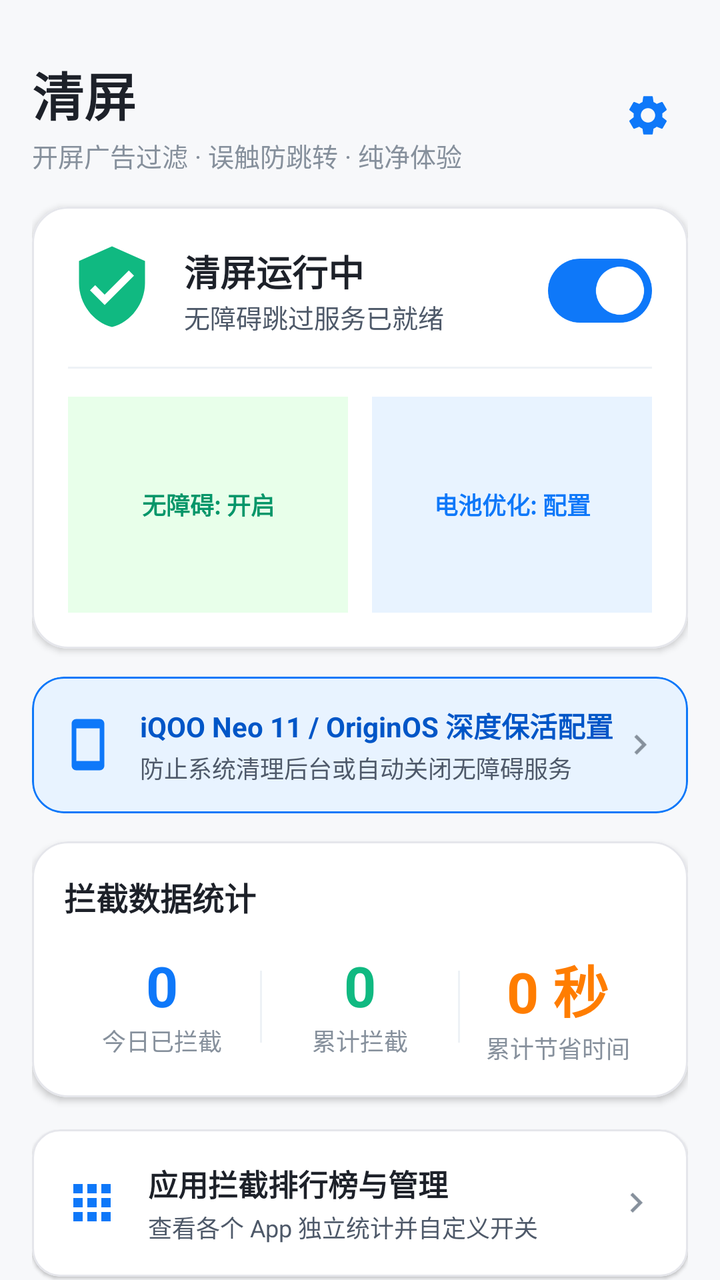
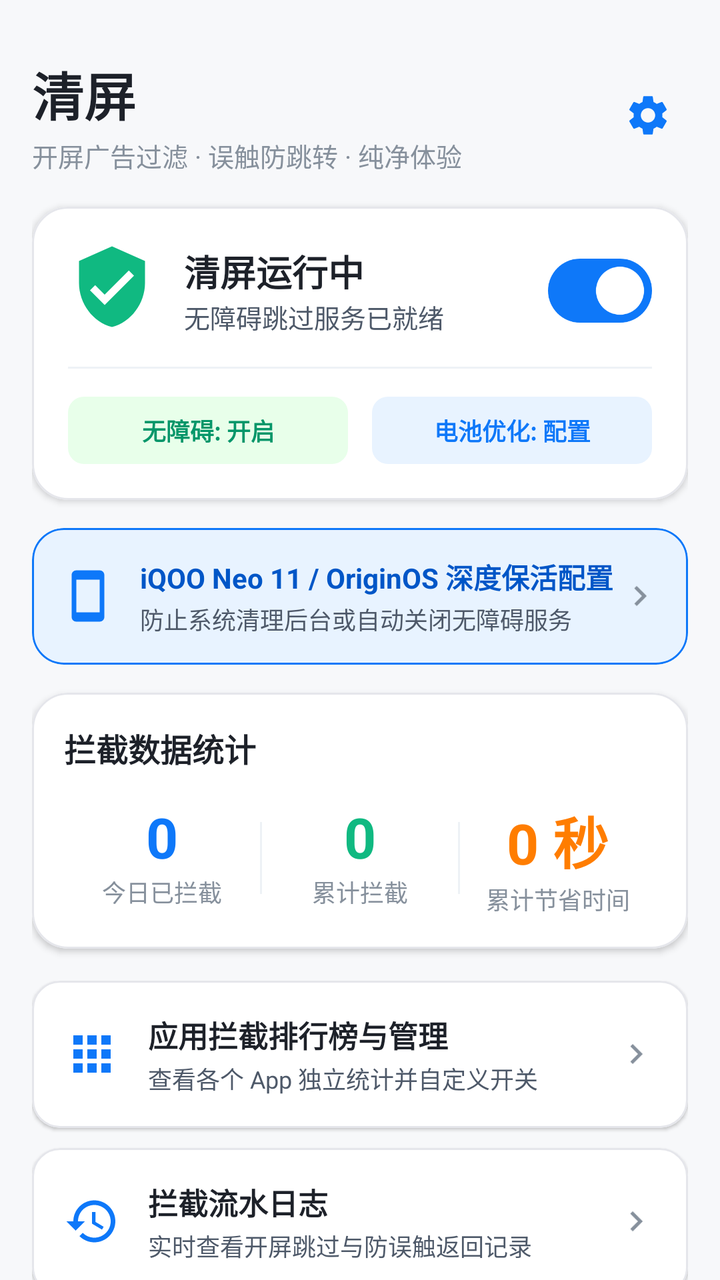

Two renders of the same Android screen: before a commit and after it. Below are the layout's source before the change and the commit's diff.
<!-- AndroidManifest.xml: application theme Theme.CleanScreen -->
<!-- res/layout/activity_main.xml -->
<?xml version="1.0" encoding="utf-8"?>
<androidx.coordinatorlayout.widget.CoordinatorLayout xmlns:android="http://schemas.android.com/apk/res/android"
    xmlns:app="http://schemas.android.com/apk/res-auto"
    android:layout_width="match_parent"
    android:layout_height="match_parent"
    android:background="@color/background">

    <androidx.core.widget.NestedScrollView
        android:layout_width="match_parent"
        android:layout_height="match_parent"
        android:fillViewport="true">

        <LinearLayout
            android:layout_width="match_parent"
            android:layout_height="wrap_content"
            android:orientation="vertical"
            android:padding="16dp">

            
            <RelativeLayout
                android:layout_width="match_parent"
                android:layout_height="wrap_content"
                android:layout_marginTop="12dp"
                android:layout_marginBottom="16dp">

                <TextView
                    android:id="@+id/tvAppTitle"
                    android:layout_width="wrap_content"
                    android:layout_height="wrap_content"
                    android:text="@string/app_name"
                    android:textColor="@color/text_primary"
                    android:textSize="26sp"
                    android:textStyle="bold" />

                <TextView
                    android:layout_width="wrap_content"
                    android:layout_height="wrap_content"
                    android:layout_below="@id/tvAppTitle"
                    android:layout_marginTop="2dp"
                    android:text="开屏广告过滤 · 误触防跳转 · 纯净体验"
                    android:textColor="@color/text_hint"
                    android:textSize="13sp" />

                <ImageView
                    android:id="@+id/btnSettings"
                    android:layout_width="40dp"
                    android:layout_height="40dp"
                    android:layout_alignParentEnd="true"
                    android:layout_centerVertical="true"
                    android:background="?attr/selectableItemBackgroundBorderless"
                    android:padding="8dp"
                    android:src="@drawable/ic_settings" />
            </RelativeLayout>

            
            <com.google.android.material.card.MaterialCardView
                android:layout_width="match_parent"
                android:layout_height="wrap_content"
                android:layout_marginBottom="14dp"
                app:cardBackgroundColor="@color/surface"
                app:cardCornerRadius="18dp"
                app:cardElevation="2dp"
                app:strokeColor="@color/card_border"
                app:strokeWidth="1dp">

                <LinearLayout
                    android:layout_width="match_parent"
                    android:layout_height="wrap_content"
                    android:orientation="vertical"
                    android:padding="18dp">

                    <RelativeLayout
                        android:layout_width="match_parent"
                        android:layout_height="wrap_content">

                        <ImageView
                            android:id="@+id/ivShieldIcon"
                            android:layout_width="44dp"
                            android:layout_height="44dp"
                            android:src="@drawable/ic_shield_check" />

                        <LinearLayout
                            android:layout_width="wrap_content"
                            android:layout_height="wrap_content"
                            android:layout_centerVertical="true"
                            android:layout_marginStart="14dp"
                            android:layout_toEndOf="@id/ivShieldIcon"
                            android:orientation="vertical">

                            <TextView
                                android:id="@+id/tvStatusTitle"
                                android:layout_width="wrap_content"
                                android:layout_height="wrap_content"
                                android:text="清屏运行中"
                                android:textColor="@color/text_primary"
                                android:textSize="18sp"
                                android:textStyle="bold" />

                            <TextView
                                android:id="@+id/tvStatusSubtitle"
                                android:layout_width="wrap_content"
                                android:layout_height="wrap_content"
                                android:text="无障碍跳过服务已就绪"
                                android:textColor="@color/text_secondary"
                                android:textSize="13sp" />
                        </LinearLayout>

                        <com.google.android.material.materialswitch.MaterialSwitch
                            android:id="@+id/switchMaster"
                            android:layout_width="wrap_content"
                            android:layout_height="wrap_content"
                            android:layout_alignParentEnd="true"
                            android:layout_centerVertical="true"
                            android:checked="true" />
                    </RelativeLayout>

                    <View
                        android:layout_width="match_parent"
                        android:layout_height="1dp"
                        android:layout_marginVertical="14dp"
                        android:background="@color/surface_variant" />

                    
                    <LinearLayout
                        android:layout_width="match_parent"
                        android:layout_height="wrap_content"
                        android:orientation="horizontal">

                        <TextView
                            android:id="@+id/chipAccessibility"
                            android:layout_width="0dp"
                            android:layout_height="wrap_content"
                            android:layout_marginEnd="6dp"
                            android:layout_weight="1"
                            android:background="@drawable/ic_launcher_background"
                            android:backgroundTint="@color/accent_green_light"
                            android:gravity="center"
                            android:paddingVertical="8dp"
                            android:text="无障碍: 开启"
                            android:textColor="@color/secondary_variant"
                            android:textSize="12sp"
                            android:textStyle="bold" />

                        <TextView
                            android:id="@+id/chipBattery"
                            android:layout_width="0dp"
                            android:layout_height="wrap_content"
                            android:layout_marginStart="6dp"
                            android:layout_weight="1"
                            android:background="@drawable/ic_launcher_background"
                            android:backgroundTint="@color/accent_blue_light"
                            android:gravity="center"
                            android:paddingVertical="8dp"
                            android:text="电池优化: 配置"
                            android:textColor="@color/primary"
                            android:textSize="12sp"
                            android:textStyle="bold" />
                    </LinearLayout>
                </LinearLayout>
            </com.google.android.material.card.MaterialCardView>

            
            <com.google.android.material.card.MaterialCardView
                android:id="@+id/cardVivoGuide"
                android:layout_width="match_parent"
                android:layout_height="wrap_content"
                android:layout_marginBottom="14dp"
                app:cardBackgroundColor="@color/accent_blue_light"
                app:cardCornerRadius="16dp"
                app:cardElevation="0dp"
                app:strokeColor="@color/primary"
                app:strokeWidth="1dp">

                <RelativeLayout
                    android:layout_width="match_parent"
                    android:layout_height="wrap_content"
                    android:padding="14dp">

                    <ImageView
                        android:id="@+id/ivPhoneIcon"
                        android:layout_width="28dp"
                        android:layout_height="28dp"
                        android:layout_centerVertical="true"
                        android:src="@drawable/ic_phone_iqoo" />

                    <LinearLayout
                        android:layout_width="wrap_content"
                        android:layout_height="wrap_content"
                        android:layout_centerVertical="true"
                        android:layout_marginStart="12dp"
                        android:layout_toStartOf="@id/ivArrowGuide"
                        android:layout_toEndOf="@id/ivPhoneIcon"
                        android:orientation="vertical">

                        <TextView
                            android:layout_width="wrap_content"
                            android:layout_height="wrap_content"
                            android:text="iQOO Neo 11 / OriginOS 深度保活配置"
                            android:textColor="@color/primary_variant"
                            android:textSize="14sp"
                            android:textStyle="bold" />

                        <TextView
                            android:layout_width="wrap_content"
                            android:layout_height="wrap_content"
                            android:layout_marginTop="2dp"
                            android:text="防止系统清理后台或自动关闭无障碍服务"
                            android:textColor="@color/text_secondary"
                            android:textSize="12sp" />
                    </LinearLayout>

                    <ImageView
                        android:id="@+id/ivArrowGuide"
                        android:layout_width="20dp"
                        android:layout_height="20dp"
                        android:layout_alignParentEnd="true"
                        android:layout_centerVertical="true"
                        android:src="@drawable/ic_arrow_right" />
                </RelativeLayout>
            </com.google.android.material.card.MaterialCardView>

            
            <com.google.android.material.card.MaterialCardView
                android:layout_width="match_parent"
                android:layout_height="wrap_content"
                android:layout_marginBottom="16dp"
                app:cardBackgroundColor="@color/surface"
                app:cardCornerRadius="18dp"
                app:cardElevation="2dp"
                app:strokeColor="@color/card_border"
                app:strokeWidth="1dp">

                <LinearLayout
                    android:layout_width="match_parent"
                    android:layout_height="wrap_content"
                    android:orientation="vertical"
                    android:padding="16dp">

                    <TextView
                        android:layout_width="wrap_content"
                        android:layout_height="wrap_content"
                        android:text="拦截数据统计"
                        android:textColor="@color/text_primary"
                        android:textSize="16sp"
                        android:textStyle="bold" />

                    <LinearLayout
                        android:layout_width="match_parent"
                        android:layout_height="wrap_content"
                        android:layout_marginTop="14dp"
                        android:orientation="horizontal">

                        
                        <LinearLayout
                            android:layout_width="0dp"
                            android:layout_height="wrap_content"
                            android:layout_weight="1"
                            android:gravity="center"
                            android:orientation="vertical">

                            <TextView
                                android:id="@+id/tvCountToday"
                                android:layout_width="wrap_content"
                                android:layout_height="wrap_content"
                                android:text="0"
                                android:textColor="@color/primary"
                                android:textSize="28sp"
                                android:textStyle="bold" />

                            <TextView
                                android:layout_width="wrap_content"
                                android:layout_height="wrap_content"
                                android:text="今日已拦截"
                                android:textColor="@color/text_hint"
                                android:textSize="12sp" />
                        </LinearLayout>

                        <View
                            android:layout_width="1dp"
                            android:layout_height="36dp"
                            android:layout_gravity="center_vertical"
                            android:background="@color/surface_variant" />

                        
                        <LinearLayout
                            android:layout_width="0dp"
                            android:layout_height="wrap_content"
                            android:layout_weight="1"
                            android:gravity="center"
                            android:orientation="vertical">

                            <TextView
                                android:id="@+id/tvCountTotal"
                                android:layout_width="wrap_content"
                                android:layout_height="wrap_content"
                                android:text="0"
                                android:textColor="@color/secondary"
                                android:textSize="28sp"
                                android:textStyle="bold" />

                            <TextView
                                android:layout_width="wrap_content"
                                android:layout_height="wrap_content"
                                android:text="累计拦截"
                                android:textColor="@color/text_hint"
                                android:textSize="12sp" />
                        </LinearLayout>

                        <View
                            android:layout_width="1dp"
                            android:layout_height="36dp"
                            android:layout_gravity="center_vertical"
                            android:background="@color/surface_variant" />

                        
                        <LinearLayout
                            android:layout_width="0dp"
                            android:layout_height="wrap_content"
                            android:layout_weight="1"
                            android:gravity="center"
                            android:orientation="vertical">

                            <TextView
                                android:id="@+id/tvSavedTime"
                                android:layout_width="wrap_content"
                                android:layout_height="wrap_content"
                                android:text="0 秒"
                                android:textColor="@color/status_warning"
                                android:textSize="28sp"
                                android:textStyle="bold" />

                            <TextView
                                android:layout_width="wrap_content"
                                android:layout_height="wrap_content"
                                android:text="累计节省时间"
                                android:textColor="@color/text_hint"
                                android:textSize="12sp" />
                        </LinearLayout>
                    </LinearLayout>
                </LinearLayout>
            </com.google.android.material.card.MaterialCardView>

            
            <LinearLayout
                android:layout_width="match_parent"
                android:layout_height="wrap_content"
                android:orientation="vertical">

                
                <com.google.android.material.card.MaterialCardView
                    android:id="@+id/cardAppList"
                    android:layout_width="match_parent"
                    android:layout_height="wrap_content"
                    android:layout_marginBottom="10dp"
                    app:cardBackgroundColor="@color/surface"
                    app:cardCornerRadius="14dp"
                    app:cardElevation="1dp"
                    app:strokeColor="@color/card_border"
                    app:strokeWidth="1dp">

                    <RelativeLayout
                        android:layout_width="match_parent"
                        android:layout_height="wrap_content"
                        android:padding="16dp">

                        <ImageView
                            android:id="@+id/ivIconApps"
                            android:layout_width="28dp"
                            android:layout_height="28dp"
                            android:layout_centerVertical="true"
                            android:src="@drawable/ic_apps" />

                        <LinearLayout
                            android:layout_width="wrap_content"
                            android:layout_height="wrap_content"
                            android:layout_centerVertical="true"
                            android:layout_marginStart="14dp"
                            android:layout_toStartOf="@id/ivArrowApps"
                            android:layout_toEndOf="@id/ivIconApps"
                            android:orientation="vertical">

                            <TextView
                                android:layout_width="wrap_content"
                                android:layout_height="wrap_content"
                                android:text="应用拦截排行榜与管理"
                                android:textColor="@color/text_primary"
                                android:textSize="15sp"
                                android:textStyle="bold" />

                            <TextView
                                android:id="@+id/tvProtectedSummary"
                                android:layout_width="wrap_content"
                                android:layout_height="wrap_content"
                                android:layout_marginTop="2dp"
                                android:text="查看各个 App 独立统计并自定义开关"
                                android:textColor="@color/text_secondary"
                                android:textSize="12sp" />
                        </LinearLayout>

                        <ImageView
                            android:id="@+id/ivArrowApps"
                            android:layout_width="20dp"
                            android:layout_height="20dp"
                            android:layout_alignParentEnd="true"
                            android:layout_centerVertical="true"
                            android:src="@drawable/ic_arrow_right" />
                    </RelativeLayout>
                </com.google.android.material.card.MaterialCardView>

                
                <com.google.android.material.card.MaterialCardView
                    android:id="@+id/cardLogs"
                    android:layout_width="match_parent"
                    android:layout_height="wrap_content"
                    android:layout_marginBottom="10dp"
                    app:cardBackgroundColor="@color/surface"
                    app:cardCornerRadius="14dp"
                    app:cardElevation="1dp"
                    app:strokeColor="@color/card_border"
                    app:strokeWidth="1dp">

                    <RelativeLayout
                        android:layout_width="match_parent"
                        android:layout_height="wrap_content"
                        android:padding="16dp">

                        <ImageView
                            android:id="@+id/ivIconLogs"
                            android:layout_width="28dp"
                            android:layout_height="28dp"
                            android:layout_centerVertical="true"
                            android:src="@drawable/ic_history" />

                        <LinearLayout
                            android:layout_width="wrap_content"
                            android:layout_height="wrap_content"
                            android:layout_centerVertical="true"
                            android:layout_marginStart="14dp"
                            android:layout_toStartOf="@id/ivArrowLogs"
                            android:layout_toEndOf="@id/ivIconLogs"
                            android:orientation="vertical">

                            <TextView
                                android:layout_width="wrap_content"
                                android:layout_height="wrap_content"
                                android:text="拦截流水日志"
                                android:textColor="@color/text_primary"
                                android:textSize="15sp"
                                android:textStyle="bold" />

                            <TextView
                                android:layout_width="wrap_content"
                                android:layout_height="wrap_content"
                                android:layout_marginTop="2dp"
                                android:text="实时查看开屏跳过与防误触返回记录"
                                android:textColor="@color/text_secondary"
                                android:textSize="12sp" />
                        </LinearLayout>

                        <ImageView
                            android:id="@+id/ivArrowLogs"
                            android:layout_width="20dp"
                            android:layout_height="20dp"
                            android:layout_alignParentEnd="true"
                            android:layout_centerVertical="true"
                            android:src="@drawable/ic_arrow_right" />
                    </RelativeLayout>
                </com.google.android.material.card.MaterialCardView>

                
                <com.google.android.material.card.MaterialCardView
                    android:id="@+id/cardSettings"
                    android:layout_width="match_parent"
                    android:layout_height="wrap_content"
                    android:layout_marginBottom="16dp"
                    app:cardBackgroundColor="@color/surface"
                    app:cardCornerRadius="14dp"
                    app:cardElevation="1dp"
                    app:strokeColor="@color/card_border"
                    app:strokeWidth="1dp">

                    <RelativeLayout
                        android:layout_width="match_parent"
                        android:layout_height="wrap_content"
                        android:padding="16dp">

                        <ImageView
                            android:id="@+id/ivIconBolt"
                            android:layout_width="28dp"
                            android:layout_height="28dp"
                            android:layout_centerVertical="true"
                            android:src="@drawable/ic_bolt" />

                        <LinearLayout
                            android:layout_width="wrap_content"
                            android:layout_height="wrap_content"
                            android:layout_centerVertical="true"
                            android:layout_marginStart="14dp"
                            android:layout_toStartOf="@id/ivArrowSettings"
                            android:layout_toEndOf="@id/ivIconBolt"
                            android:orientation="vertical">

                            <TextView
                                android:layout_width="wrap_content"
                                android:layout_height="wrap_content"
                                android:text="防误触跳转与实验室设置"
                                android:textColor="@color/text_primary"
                                android:textSize="15sp"
                                android:textStyle="bold" />

                            <TextView
                                android:layout_width="wrap_content"
                                android:layout_height="wrap_content"
                                android:layout_marginTop="2dp"
                                android:text="摇一摇极速拦截、跨应用唤起返回防护"
                                android:textColor="@color/text_secondary"
                                android:textSize="12sp" />
                        </LinearLayout>

                        <ImageView
                            android:id="@+id/ivArrowSettings"
                            android:layout_width="20dp"
                            android:layout_height="20dp"
                            android:layout_alignParentEnd="true"
                            android:layout_centerVertical="true"
                            android:src="@drawable/ic_arrow_right" />
                    </RelativeLayout>
                </com.google.android.material.card.MaterialCardView>
            </LinearLayout>

        </LinearLayout>
    </androidx.core.widget.NestedScrollView>

</androidx.coordinatorlayout.widget.CoordinatorLayout>
<!-- resources referenced by this layout -->
<resources>
  <color name="accent_blue_light">#E8F3FF</color>
  <color name="accent_green_light">#E8FFEA</color>
  <color name="background">#F7F8FA</color>
  <color name="card_border">#E5E6EB</color>
  <color name="primary">#0E78F9</color>
  <color name="primary_variant">#0056C7</color>
  <color name="secondary">#10B981</color>
  <color name="secondary_variant">#059669</color>
  <color name="status_warning">#FF7D00</color>
  <color name="surface">#FFFFFF</color>
  <color name="surface_variant">#EEF2F6</color>
  <color name="text_hint">#86909C</color>
  <color name="text_primary">#1D2129</color>
  <color name="text_secondary">#4E5969</color>
  <!-- drawable ic_apps (drawable) -->
  <vector xmlns:android="http://schemas.android.com/apk/res/android"
      android:width="24dp"
      android:height="24dp"
      android:viewportWidth="24"
      android:viewportHeight="24">
      <path
          android:fillColor="#0E78F9"
          android:pathData="M4,8h4V4H4v4zm6,12h4v-4h-4v4zm-6,0h4v-4H4v4zm0-6h4v-4H4v4zm6,0h4v-4h-4v4zm6-10v4h4V4h-4zm-6,4h4V4h-4v4zm6,6h4v-4h-4v4zm0,6h4v-4h-4v4z" />
  </vector>
  <!-- drawable ic_arrow_right (drawable) -->
  <vector xmlns:android="http://schemas.android.com/apk/res/android"
      android:width="24dp"
      android:height="24dp"
      android:viewportWidth="24"
      android:viewportHeight="24">
      <path
          android:fillColor="#86909C"
          android:pathData="M8.59,16.59L13.17,12 8.59,7.41 10,6l6,6 -6,6 -1.41,-1.41z" />
  </vector>
  <!-- drawable ic_bolt (drawable) -->
  <vector xmlns:android="http://schemas.android.com/apk/res/android"
      android:width="24dp"
      android:height="24dp"
      android:viewportWidth="24"
      android:viewportHeight="24">
      <path
          android:fillColor="#FF7D00"
          android:pathData="M11,21h-1l1,-7H7.5c-0.58,0 -0.57,-0.32 -0.38,-0.66 0.19,-0.34 0.05,-0.08 0.07,-0.12C8.48,10.94 10.42,7.54 13,3h1l-1,7h3.5c0.49,0 0.56,0.33 0.31,0.68l-0.11,0.18C14.17,15.34 12.09,19.11 11,21z" />
  </vector>
  <!-- drawable ic_history (drawable) -->
  <vector xmlns:android="http://schemas.android.com/apk/res/android"
      android:width="24dp"
      android:height="24dp"
      android:viewportWidth="24"
      android:viewportHeight="24">
      <path
          android:fillColor="#0E78F9"
          android:pathData="M13,3c-4.97,0 -9,4.03 -9,9H1l3.89,3.89 0.07,0.14L9,12H6c0,-3.87 3.13,-7 7,-7s7,3.13 7,7 -3.13,7 -7,7c-1.93,0 -3.68,-0.79 -4.94,-2.06l-1.42,1.42C8.27,19.99 10.51,21 13,21c4.97,0 9,-4.03 9,-9s-4.03,-9 -9,-9zm-1,5v5l4.28,2.54 0.72,-1.21 -3.5,-2.08V8H12z" />
  </vector>
  <!-- drawable ic_launcher_background (drawable) -->
  <?xml version="1.0" encoding="utf-8"?>
  <vector xmlns:android="http://schemas.android.com/apk/res/android"
      android:width="108dp"
      android:height="108dp"
      android:viewportWidth="108"
      android:viewportHeight="108">
      <path
          android:fillColor="#0E78F9"
          android:pathData="M0,0h108v108h-108z" />
  </vector>
  <!-- drawable ic_phone_iqoo (drawable) -->
  <vector xmlns:android="http://schemas.android.com/apk/res/android"
      android:width="24dp"
      android:height="24dp"
      android:viewportWidth="24"
      android:viewportHeight="24">
      <path
          android:fillColor="#0E78F9"
          android:pathData="M17,1.01L7,1c-1.1,0 -2,0.9 -2,2v18c0,1.1 0.9,2 2,2h10c1.1,0 2,-0.9 2,-2V3c0,-1.1 -0.9,-1.99 -2,-1.99zM17,19H7V5h10v14z" />
  </vector>
  <!-- drawable ic_shield_check (drawable) -->
  <vector xmlns:android="http://schemas.android.com/apk/res/android"
      android:width="24dp"
      android:height="24dp"
      android:viewportWidth="24"
      android:viewportHeight="24">
      <path
          android:fillColor="#10B981"
          android:pathData="M12,1L3,5v6c0,5.55 3.84,10.74 9,12 5.16,-1.26 9,-6.45 9,-12V5l-9,-4zm-2,16l-4,-4 1.41,-1.41L10,14.17l6.59,-6.59L18,9l-8,8z" />
  </vector>
  <string name="app_name">清屏</string>
  <color name="on_primary">#FFFFFF</color>
  <color name="on_secondary">#FFFFFF</color>
  <!-- unchanged entries left out for length: 2 -->
</resources>

<!-- the commit's change to res/layout/activity_main.xml (unified diff, before → after) -->
@@ -132,7 +132,7 @@
                             android:layout_height="wrap_content"
                             android:layout_marginEnd="6dp"
                             android:layout_weight="1"
-                            android:background="@drawable/ic_launcher_background"
+                            android:background="@drawable/bg_chip_rounded"
                             android:backgroundTint="@color/accent_green_light"
                             android:gravity="center"
                             android:paddingVertical="8dp"
@@ -147,7 +147,7 @@
                             android:layout_height="wrap_content"
                             android:layout_marginStart="6dp"
                             android:layout_weight="1"
-                            android:background="@drawable/ic_launcher_background"
+                            android:background="@drawable/bg_chip_rounded"
                             android:backgroundTint="@color/accent_blue_light"
                             android:gravity="center"
                             android:paddingVertical="8dp"
<!-- resource entries referenced after the edit -->
@@ -14,6 +14,13 @@
   <color name="text_hint">#86909C</color>
   <color name="text_primary">#1D2129</color>
   <color name="text_secondary">#4E5969</color>
+  <!-- drawable bg_chip_rounded (drawable) -->
+  <?xml version="1.0" encoding="utf-8"?>
+  <shape xmlns:android="http://schemas.android.com/apk/res/android"
+      android:shape="rectangle">
+      <corners android:radius="8dp" />
+      <solid android:color="@color/accent_blue_light" />
+  </shape>
   <!-- drawable ic_apps (drawable) -->
   <vector xmlns:android="http://schemas.android.com/apk/res/android"
       android:width="24dp"
@@ -54,17 +61,6 @@
           android:fillColor="#0E78F9"
           android:pathData="M13,3c-4.97,0 -9,4.03 -9,9H1l3.89,3.89 0.07,0.14L9,12H6c0,-3.87 3.13,-7 7,-7s7,3.13 7,7 -3.13,7 -7,7c-1.93,0 -3.68,-0.79 -4.94,-2.06l-1.42,1.42C8.27,19.99 10.51,21 13,21c4.97,0 9,-4.03 9,-9s-4.03,-9 -9,-9zm-1,5v5l4.28,2.54 0.72,-1.21 -3.5,-2.08V8H12z" />
   </vector>
-  <!-- drawable ic_launcher_background (drawable) -->
-  <?xml version="1.0" encoding="utf-8"?>
-  <vector xmlns:android="http://schemas.android.com/apk/res/android"
-      android:width="108dp"
-      android:height="108dp"
-      android:viewportWidth="108"
-      android:viewportHeight="108">
-      <path
-          android:fillColor="#0E78F9"
-          android:pathData="M0,0h108v108h-108z" />
-  </vector>
   <!-- drawable ic_phone_iqoo (drawable) -->
   <vector xmlns:android="http://schemas.android.com/apk/res/android"
       android:width="24dp"
